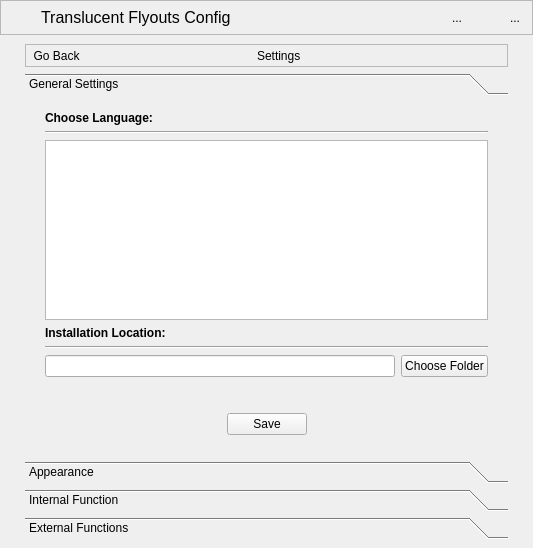
First picture: the form in UI_Files/main.ui, repository Satanarious/TranslucentFlyoutsConfig, before the edit.
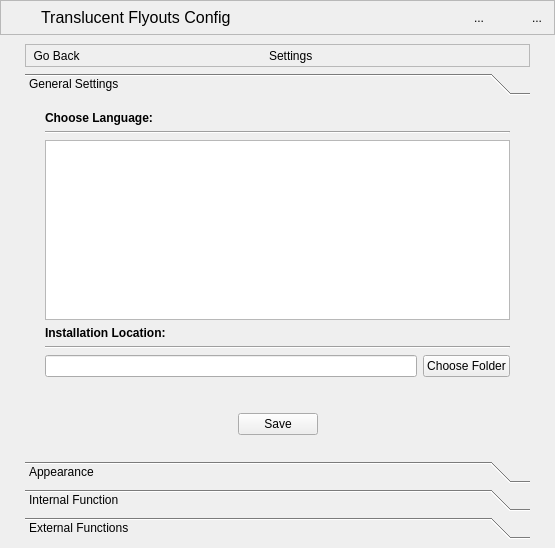
Second picture: the form after the edit. The open tabs and pages were chosen to show the change. Icons and pictures are not drawn.

Diff of the .ui file:
```diff
--- a/UI_Files/main.ui
+++ b/UI_Files/main.ui
@@ -6,7 +6,7 @@
    <rect>
     <x>0</x>
     <y>0</y>
-    <width>533</width>
+    <width>555</width>
     <height>548</height>
    </rect>
   </property>
@@ -6367,8 +6367,8 @@
                <rect>
                 <x>0</x>
                 <y>0</y>
-                <width>483</width>
-                <height>342</height>
+                <width>207</width>
+                <height>266</height>
                </rect>
               </property>
               <attribute name="icon">
```
Left out of the diff: 14 changed lines with no effect on the pictures.
